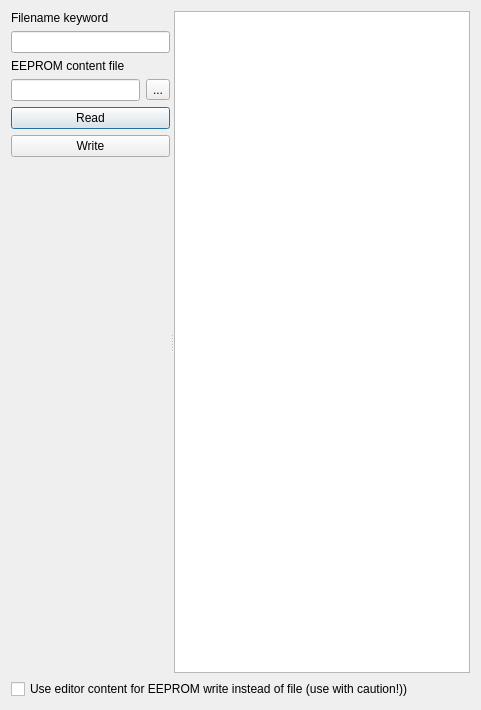
The window that gui/YarrGui/eepromdialog.ui (Yarr/Yarr) describes before a commit, drawn with Qt 5.
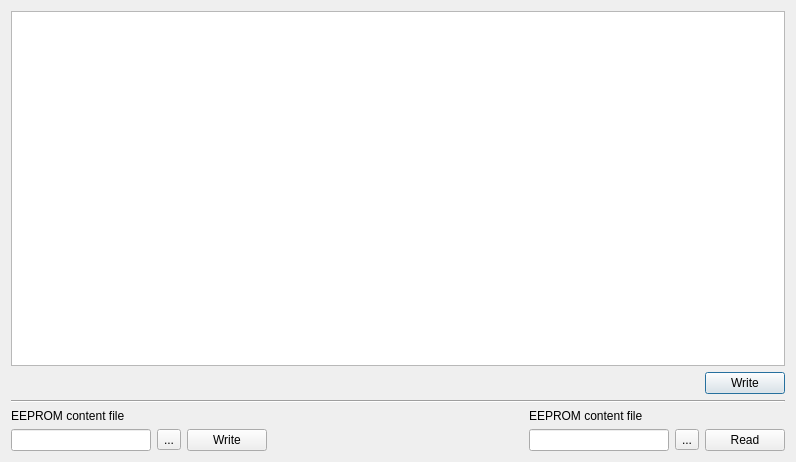
The same window after the commit.

```diff
--- a/gui/YarrGui/eepromdialog.ui
+++ b/gui/YarrGui/eepromdialog.ui
@@ -6,8 +6,8 @@
    <rect>
     <x>0</x>
     <y>0</y>
-    <width>481</width>
-    <height>710</height>
+    <width>796</width>
+    <height>462</height>
    </rect>
   </property>
   <property name="windowTitle">
@@ -15,22 +15,58 @@
   </property>
   <layout class="QVBoxLayout" name="verticalLayout_2">
    <item>
-    <widget class="QSplitter" name="splitter">
+    <widget class="QTextEdit" name="SBETextEdit">
+     <property name="enabled">
+      <bool>true</bool>
+     </property>
+     <property name="font">
+      <font>
+       <family>Monospace</family>
+      </font>
+     </property>
+     <property name="acceptRichText">
+      <bool>false</bool>
+     </property>
+    </widget>
+   </item>
+   <item>
+    <layout class="QHBoxLayout" name="horizontalLayout_5">
+     <item>
+      <spacer name="horizontalSpacer_2">
+       <property name="orientation">
+        <enum>Qt::Horizontal</enum>
+       </property>
+       <property name="sizeHint" stdset="0">
+        <size>
+         <width>40</width>
+         <height>20</height>
+        </size>
+       </property>
+      </spacer>
+     </item>
+     <item>
+      <widget class="QPushButton" name="wrFromEditButton">
+       <property name="toolTip">
+        <string>Write current editor content to EEPROM - use with caution!</string>
+       </property>
+       <property name="text">
+        <string>Write</string>
+       </property>
+      </widget>
+     </item>
+    </layout>
+   </item>
+   <item>
+    <widget class="Line" name="line">
      <property name="orientation">
       <enum>Qt::Horizontal</enum>
      </property>
-     <widget class="QWidget" name="">
+    </widget>
+   </item>
+   <item>
+    <layout class="QHBoxLayout" name="horizontalLayout_4">
+     <item>
       <layout class="QVBoxLayout" name="verticalLayout">
-       <item>
-        <widget class="QLabel" name="bitfile_label_3">
-         <property name="text">
-          <string>Filename keyword</string>
-         </property>
-        </widget>
-       </item>
-       <item>
-        <widget class="QLineEdit" name="filename_keyword"/>
-       </item>
        <item>
         <widget class="QLabel" name="bitfile_label_2">
          <property name="text">
@@ -41,7 +77,14 @@
        <item>
         <layout class="QHBoxLayout" name="horizontalLayout">
          <item>
-          <widget class="QLineEdit" name="sbefile_name"/>
+          <widget class="QLineEdit" name="sbefile_name">
+           <property name="enabled">
+            <bool>true</bool>
+           </property>
+           <property name="readOnly">
+            <bool>true</bool>
+           </property>
+          </widget>
          </item>
          <item>
           <widget class="QToolButton" name="sbefile_button_2">
@@ -50,58 +93,76 @@
            </property>
           </widget>
          </item>
+         <item>
+          <widget class="QPushButton" name="SBEWriteButton">
+           <property name="toolTip">
+            <string>Write content of this file to EEPROM</string>
+           </property>
+           <property name="text">
+            <string>Write</string>
+           </property>
+          </widget>
+         </item>
         </layout>
        </item>
+      </layout>
+     </item>
+     <item>
+      <spacer name="horizontalSpacer">
+       <property name="orientation">
+        <enum>Qt::Horizontal</enum>
+       </property>
+       <property name="sizeHint" stdset="0">
+        <size>
+         <width>40</width>
+         <height>20</height>
+        </size>
+       </property>
+      </spacer>
+     </item>
+     <item>
+      <layout class="QVBoxLayout" name="verticalLayout_3">
        <item>
-        <widget class="QPushButton" name="SBEReadButton">
+        <widget class="QLabel" name="bitfile_label_4">
          <property name="text">
-          <string>Read</string>
+          <string>EEPROM content file</string>
          </property>
         </widget>
        </item>
        <item>
-        <widget class="QPushButton" name="SBEWriteButton">
-         <property name="text">
-          <string>Write</string>
-         </property>
-        </widget>
+        <layout class="QHBoxLayout" name="horizontalLayout_3">
+         <item>
+          <widget class="QLineEdit" name="sbefile_name_3">
+           <property name="enabled">
+            <bool>true</bool>
+           </property>
+           <property name="readOnly">
+            <bool>true</bool>
+           </property>
+          </widget>
+         </item>
+         <item>
+          <widget class="QToolButton" name="sbefile_button_4">
+           <property name="text">
+            <string>...</string>
+           </property>
+          </widget>
+         </item>
+         <item>
+          <widget class="QPushButton" name="SBEReadButton">
+           <property name="toolTip">
+            <string>Read EEPROM and write content to this file</string>
+           </property>
+           <property name="text">
+            <string>Read</string>
+           </property>
+          </widget>
+         </item>
+        </layout>
        </item>
-       <item>
-        <spacer name="verticalSpacer">
-         <property name="orientation">
-          <enum>Qt::Vertical</enum>
-         </property>
-         <property name="sizeHint" stdset="0">
-          <size>
-           <width>20</width>
-           <height>40</height>
-          </size>
-         </property>
-        </spacer>
-       </item>
       </layout>
-     </widget>
-     <widget class="QTextEdit" name="SBETextEdit">
-      <property name="enabled">
-       <bool>true</bool>
-      </property>
-      <property name="font">
-       <font>
-        <family>Monospace</family>
-       </font>
-      </property>
-      <property name="acceptRichText">
-       <bool>false</bool>
-      </property>
-     </widget>
-    </widget>
-   </item>
-   <item>
-    <widget class="QCheckBox" name="SBECheckBox">
-     <property name="text">
-      <string>Use editor content for EEPROM write instead of file (use with caution!))</string>
-     </property>
-    </widget>
+     </item>
+    </layout>
    </item>
   </layout>
  </widget>
```
Left out of the diff: 2 changed lines with no effect on the pictures.
